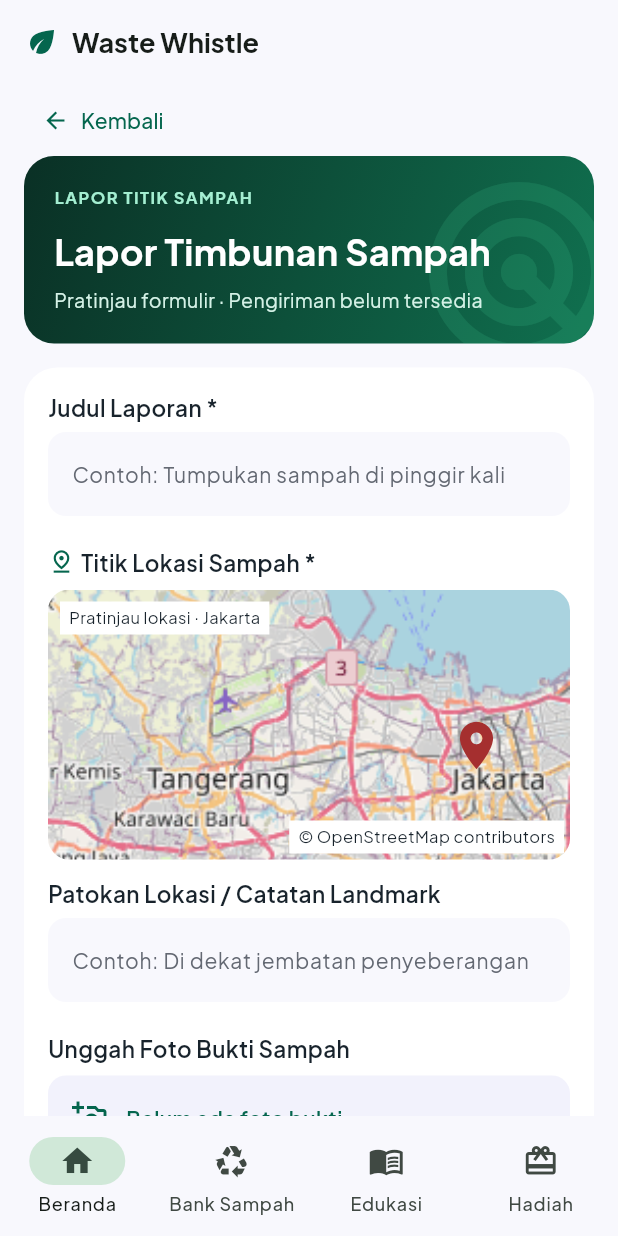
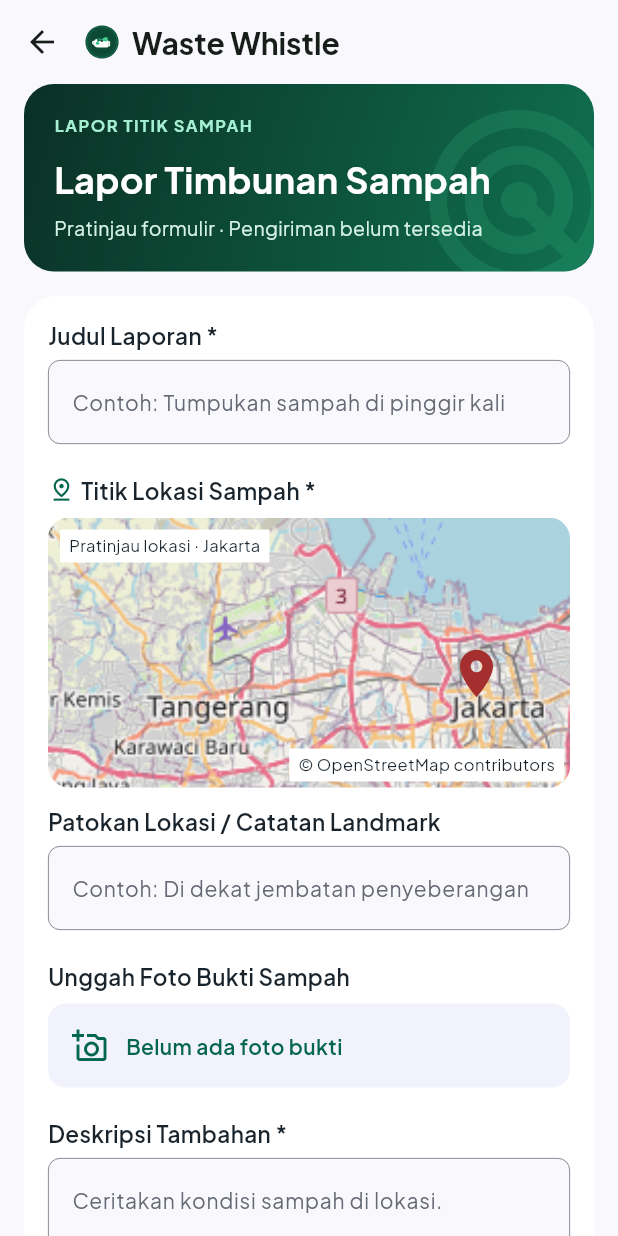
Before and after one commit to pbp-kelompok-b9/WasteWhistle_Mobile, a Flutter app: the screen it shows after launch, after a tap on "Lapor Sampah", on a phone screen of 412 x 824 dp. Run offline on Flutter 3.47's test engine with Material 3 defaults, Android fonts, the phone set to English and light mode, and no system bars; our stand-ins replace flutter_svg, google_fonts, material_ui.

Commit message:
feat: update style formulir lapor sampah.

```diff
--- a/lib/screens/menu.dart
+++ b/lib/screens/menu.dart
@@ -55,7 +55,7 @@ class _MyHomePageState extends State<MyHomePage> {
                         Text
                         (
                           "Waste Whistle",
-                          style: GoogleFonts.plusJakartaSans
+                          style: TextStyle
                           (
                             fontSize: 20,
                             fontWeight: FontWeight.bold,
--- a/lib/screens/report_waste.dart
+++ b/lib/screens/report_waste.dart
@@ -1,4 +1,5 @@
 import 'package:material_ui/material_ui.dart';
+import 'package:flutter_svg/flutter_svg.dart';
 
 import '../widgets/bottom_navigation.dart';
 
@@ -16,71 +17,93 @@ class ReportWastePage extends StatelessWidget {
     return Scaffold(
       backgroundColor: _background,
       appBar: AppBar(
-        automaticallyImplyLeading: false,
+        centerTitle: false,
+        leading: IconButton
+        (
+            icon: const Icon(Icons.arrow_back),
+            tooltip: 'Kembali',
+            onPressed: () {
+              Navigator.pop(context);
+            },
+        ),
         backgroundColor: _background,
-        title: const Row(
+        titleSpacing: 0, // Pulls text tight against the back arrow
+          title: Row(
+            mainAxisSize: MainAxisSize.min,
+            crossAxisAlignment: CrossAxisAlignment.center,
             children: [
-            Icon(Icons.eco, color: _green),
-            SizedBox(width: 8),
+              SvgPicture.asset(
+                'assets/icons/favicon.svg',
+                height: 24,
+                width: 24,
+              ),
+              const SizedBox(width: 8),
               Text(
-              'Waste Whistle',
-              style: TextStyle(fontSize: 18, fontWeight: FontWeight.w700),
+                "Waste Whistle",
+                style: TextStyle(
+                  fontSize: 20,
+                  fontWeight: FontWeight.bold,
+                ),
               ),
             ],
           ),
       ),
-      bottomNavigationBar: AppBottomNavigation(
-        currentIndex: tabIndex,
-        onTap: (index) => Navigator.pop(context, index),
-      ),
-      body: SafeArea(
+      body: SafeArea
+      (
         top: false,
-        child: ListView(
+        child: ListView
+        (
           padding: const EdgeInsets.fromLTRB(16, 0, 16, 24),
-          children: [
-            Center(
-              child: ConstrainedBox(
+          children:
+          [
+            Center
+            (
+              child: ConstrainedBox
+              (
                 constraints: const BoxConstraints(maxWidth: 540),
-                child: Column(
+                child: Column
+                (
                   crossAxisAlignment: CrossAxisAlignment.stretch,
-                  children: [
-                    Align(
-                      alignment: Alignment.centerLeft,
-                      child: TextButton.icon(
-                        onPressed: () => Navigator.pop(context),
-                        icon: const Icon(Icons.arrow_back, size: 18),
-                        label: const Text('Kembali'),
-                        style: TextButton.styleFrom(foregroundColor: _green),
-                      ),
-                    ),
+                  children:
+                  [
                     const _ReportHeader(),
                     const SizedBox(height: 16),
                     DecoratedBox(
-                      decoration: BoxDecoration(
+                      decoration: BoxDecoration
+                      (
                         color: Colors.white,
                         borderRadius: BorderRadius.circular(22),
                       ),
-                      child: Padding(
+                      child: Padding
+                      (
                         padding: const EdgeInsets.all(16),
-                        child: Column(
+                        child: Column
+                        (
                           crossAxisAlignment: CrossAxisAlignment.stretch,
-                          children: [
-                            const _ReportField(
+                          children:
+                          [
+                            const _ReportField
+                            (
                               label: 'Judul Laporan *',
                               hint: 'Contoh: Tumpukan sampah di pinggir kali',
                               limit: 120,
                             ),
                             const SizedBox(height: 20),
-                            const Row(
-                              children: [
-                                Icon(
+                            const Row
+                            (
+                              children:
+                              [
+                                Icon
+                                (
                                   Icons.pin_drop_outlined,
                                   size: 18,
                                   color: _green,
                                 ),
                                 SizedBox(width: 4),
-                                Expanded(
-                                  child: Text(
+                                Expanded
+                                (
+                                  child: Text
+                                  (
                                     'Titik Lokasi Sampah *',
                                     style: _labelStyle,
                                   ),
@@ -96,38 +119,51 @@ class ReportWastePage extends StatelessWidget {
                               limit: 200,
                             ),
                             const SizedBox(height: 20),
-                            const Text(
+                            const Text
+                            (
                               'Unggah Foto Bukti Sampah',
                               style: _labelStyle,
                             ),
                             const SizedBox(height: 8),
-                            const _InfoPanel(
+                            const _InfoPanel
+                            (
                               color: Color(0xfff2f2fc),
                               icon: Icons.add_a_photo_outlined,
                               text: 'Belum ada foto bukti',
                             ),
                             const SizedBox(height: 20),
-                            const _ReportField(
+                            const _ReportField
+                            (
                               label: 'Deskripsi Tambahan *',
                               hint: 'Ceritakan kondisi sampah di lokasi.',
                               lines: 3,
                               limit: 2000,
                             ),
                             const SizedBox(height: 16),
-                            const _InfoPanel(
+                            const _InfoPanel
+                            (
                               color: Color(0xffd7faeb),
                               icon: Icons.eco_outlined,
                               text: '+10 Eco-Points per laporan baru',
                             ),
                             const SizedBox(height: 16),
-                            FilledButton.icon(
+                            Row
+                            (
+                                mainAxisAlignment: MainAxisAlignment.end,
+                                children:
+                                [
+                                    TextButton
+                                    (
+                                      onPressed: () => Navigator.pop(context),
+                                      child: const Text('Batal'),
+                                    ),
+                                    FilledButton.icon
+                                    (
                                       onPressed: null,
                                       icon: const Icon(Icons.send_outlined),
                                       label: const Text('Kirim Laporan Sampah'),
                                     ),
-                            TextButton(
-                              onPressed: () => Navigator.pop(context),
-                              child: const Text('Batal'),
+                                ],
                             ),
                           ],
                         ),
@@ -248,6 +284,15 @@ class _ReportField extends StatelessWidget {
                 borderRadius: BorderRadius.circular(12),
                 borderSide: BorderSide.none,
               ),
+              enabledBorder: OutlineInputBorder
+              (
+                borderRadius: BorderRadius.circular(8.0),
+                borderSide: const BorderSide
+                (
+                    color: Color(0xff646973),
+                    width: 0.5
+                )
+              )
             ),
           ),
         ),
```
Lines whose indentation alone changed are shown as unchanged.
